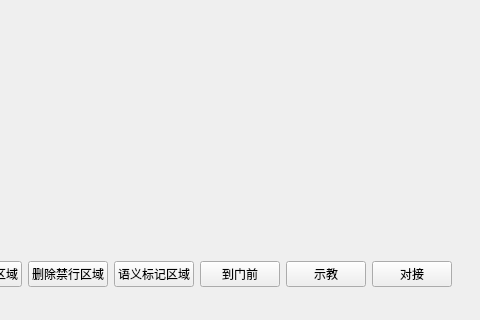
This is ros_gui/ui/mainwindow.ui in MrMao007/ros_gui2 as Qt 5 draws it before an edit; both pictures show x 464 to 944 and y 315 to 635 of the 1223 by 635 pixel window. The edited form follows.
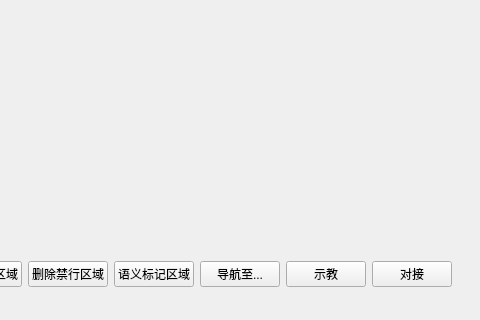
This is the edited form. Icons and pictures are not drawn.

Diff of the .ui file:
```diff
--- a/ros_gui/ui/mainwindow.ui
+++ b/ros_gui/ui/mainwindow.ui
@@ -520,7 +520,7 @@
         <item>
          <widget class="QPushButton" name="pushButton_30">
           <property name="text">
-           <string>到门前</string>
+           <string>导航至...</string>
           </property>
          </widget>
         </item>
```
Left out of the diff: 2 changed lines with no effect on the pictures.
